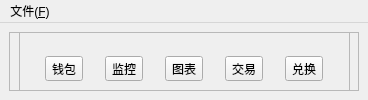
Old version of the form src/Tengu.ui in the repository to1dev/tengu.
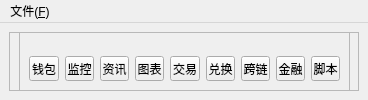
New version of the form. Icons and pictures are not drawn.

Commit message: more buttons and res

Diff of the .ui file:
```diff
--- a/src/Tengu.ui
+++ b/src/Tengu.ui
@@ -82,6 +82,26 @@
           </property>
          </widget>
         </item>
+        <item>
+         <widget class="QToolButton" name="ButtonNews">
+          <property name="text">
+           <string>资讯</string>
+          </property>
+          <property name="icon">
+           <iconset resource="res/Images.qrc">
+            <normaloff>:/Buttons/news.svg</normaloff>:/Buttons/news.svg</iconset>
+          </property>
+          <property name="iconSize">
+           <size>
+            <width>32</width>
+            <height>32</height>
+           </size>
+          </property>
+          <property name="toolButtonStyle">
+           <enum>Qt::ToolButtonTextUnderIcon</enum>
+          </property>
+         </widget>
+        </item>
         <item>
          <widget class="QToolButton" name="ButtonChart">
           <property name="text">
@@ -142,6 +162,66 @@
           </property>
          </widget>
         </item>
+        <item>
+         <widget class="QToolButton" name="ButtonBridge">
+          <property name="text">
+           <string>跨链</string>
+          </property>
+          <property name="icon">
+           <iconset resource="res/Images.qrc">
+            <normaloff>:/Buttons/bridge.svg</normaloff>:/Buttons/bridge.svg</iconset>
+          </property>
+          <property name="iconSize">
+           <size>
+            <width>32</width>
+            <height>32</height>
+           </size>
+          </property>
+          <property name="toolButtonStyle">
+           <enum>Qt::ToolButtonTextUnderIcon</enum>
+          </property>
+         </widget>
+        </item>
+        <item>
+         <widget class="QToolButton" name="ButtonDefi">
+          <property name="text">
+           <string>金融</string>
+          </property>
+          <property name="icon">
+           <iconset resource="res/Images.qrc">
+            <normaloff>:/Buttons/defi.svg</normaloff>:/Buttons/defi.svg</iconset>
+          </property>
+          <property name="iconSize">
+           <size>
+            <width>32</width>
+            <height>32</height>
+           </size>
+          </property>
+          <property name="toolButtonStyle">
+           <enum>Qt::ToolButtonTextUnderIcon</enum>
+          </property>
+         </widget>
+        </item>
+        <item>
+         <widget class="QToolButton" name="ButtonScript">
+          <property name="text">
+           <string>脚本</string>
+          </property>
+          <property name="icon">
+           <iconset resource="res/Images.qrc">
+            <normaloff>:/Buttons/script.svg</normaloff>:/Buttons/script.svg</iconset>
+          </property>
+          <property name="iconSize">
+           <size>
+            <width>32</width>
+            <height>32</height>
+           </size>
+          </property>
+          <property name="toolButtonStyle">
+           <enum>Qt::ToolButtonTextUnderIcon</enum>
+          </property>
+         </widget>
+        </item>
        </layout>
       </widget>
      </widget>
```
The commit also changes 6 other files.
